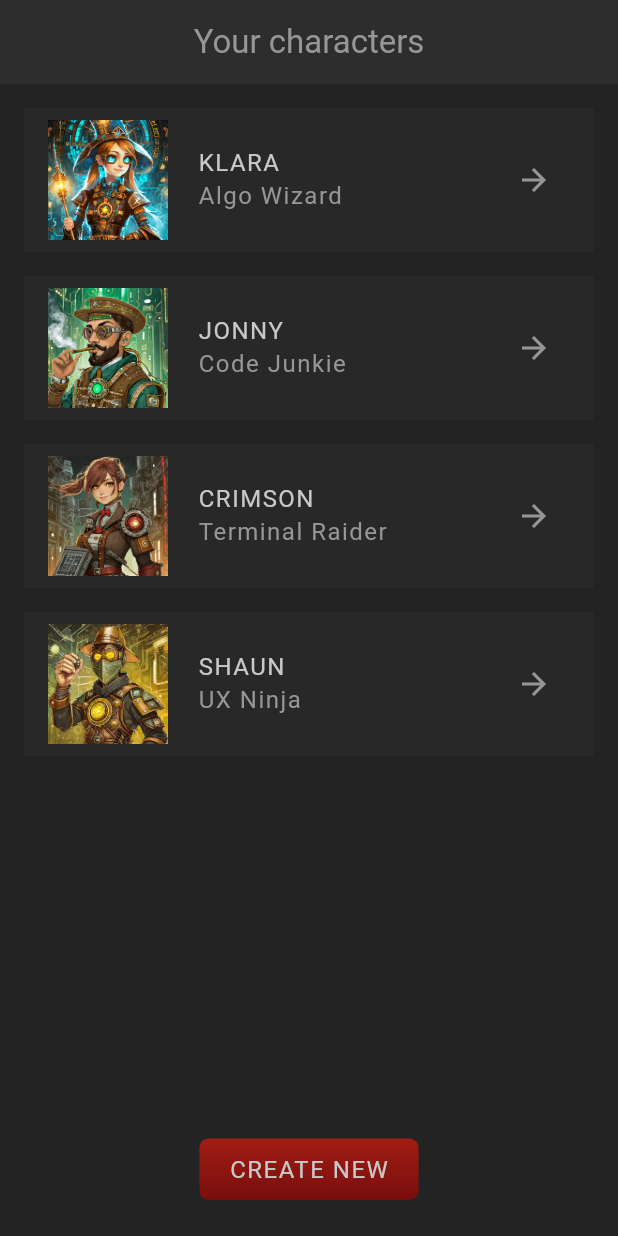
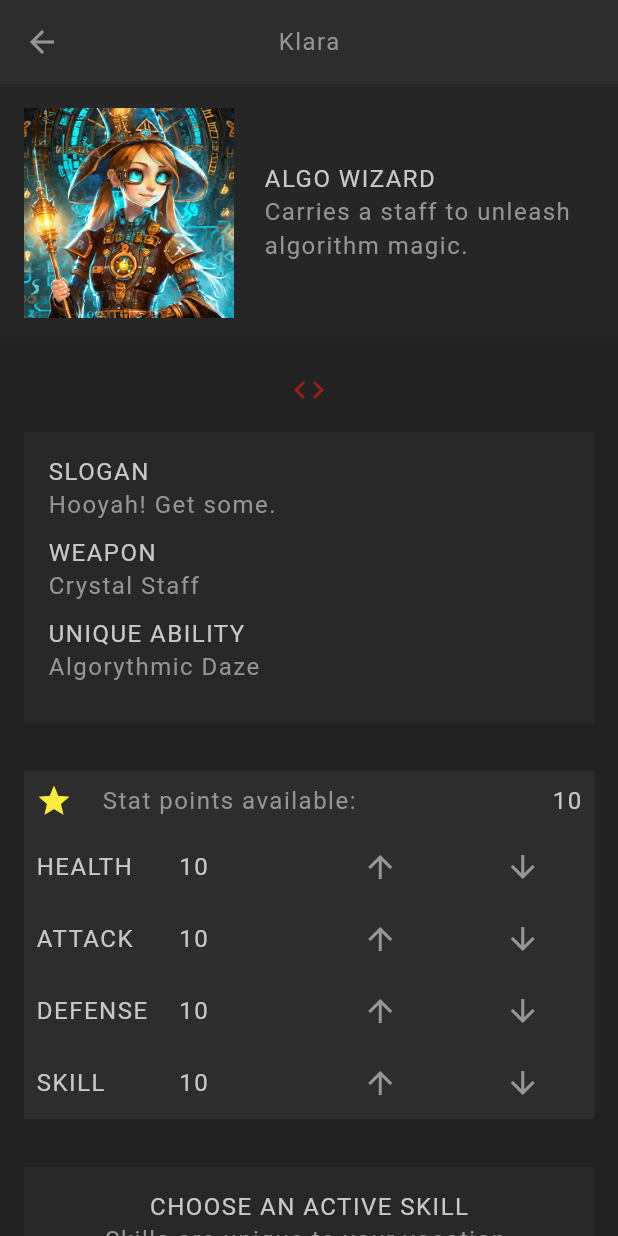
Before and after one commit to jwhubert91/flutter_rpg, a Flutter app: the screen it shows after launch, after a tap on the "arrow forward" icon, on a phone screen of 412 x 824 dp. Run offline on Flutter 3.47's test engine with Material 3 defaults, Android fonts, the phone set to English and light mode, and no system bars; our stand-ins replace google_fonts; Roboto replaces fonts that are missing (Kanit).

Commit message:
add stats and profile screen

```diff
--- a/lib/models/stats.dart
+++ b/lib/models/stats.dart
@@ -38,25 +38,23 @@ mixin Stats {
       if (stat == "skill") {
         _skill++;
       }
+      _points--;
     }
   }
 
   void decreaseStat(String stat) {
     if (stat == "health" && _health > 5) {
       _health--;
-      _points++;
     }
     if (stat == "attack" && _attack > 5) {
       _attack--;
-      _points++;
     }
     if (stat == "defense" && _defense > 5) {
       _defense--;
-      _points++;
     }
     if (stat == "skill" && _skill > 5) {
       _skill--;
-      _points++;
     }
+    _points++;
   }
 }
--- a/lib/screens/home/character_card.dart
+++ b/lib/screens/home/character_card.dart
@@ -1,5 +1,6 @@
 import 'package:flutter/material.dart';
 import 'package:flutter_rpg/models/character.dart';
+import 'package:flutter_rpg/screens/profile/profile.dart';
 import 'package:flutter_rpg/shared/styled_text.dart';
 import 'package:flutter_rpg/theme.dart';
 
@@ -31,7 +32,12 @@ class CharacterCard extends StatelessWidget {
             child: SizedBox(),
           ),
           IconButton(
-              onPressed: () {},
+              onPressed: () {
+                Navigator.push(
+                    context,
+                    MaterialPageRoute(
+                        builder: (context2) => Profile(character: character)));
+              },
               icon: Icon(Icons.arrow_forward, color: AppColors.textColor))
         ],
       ),
--- /dev/null
+++ b/lib/screens/profile/profile.dart
@@ -0,0 +1,93 @@
+// packages
+import 'package:flutter/material.dart';
+import 'package:flutter/widgets.dart';
+import 'package:flutter_rpg/screens/profile/skill_list.dart';
+import 'package:flutter_rpg/screens/profile/stats_table.dart';
+
+// widgets
+import 'package:flutter_rpg/shared/styled_text.dart';
+
+// models
+import 'package:flutter_rpg/models/character.dart';
+import 'package:flutter_rpg/theme.dart';
+
+class Profile extends StatelessWidget {
+  const Profile({super.key, required this.character});
+
+  final Character character;
+
+  @override
+  Widget build(BuildContext context) {
+    return Scaffold(
+      appBar: AppBar(title: StyledText(character.name)),
+      body: SingleChildScrollView(
+          child: Column(
+        crossAxisAlignment: CrossAxisAlignment.center,
+        children: [
+          // basic info - image, vocation, description
+          Container(
+              padding: const EdgeInsets.all(16),
+              color: AppColors.secondaryColor.withOpacity(0.3),
+              child: Row(
+                children: [
+                  Image.asset(
+                      "assets/img/vocations/${character.vocation.image}",
+                      height: 140,
+                      width: 140),
+                  const SizedBox(width: 20),
+                  Expanded(
+                    child: Column(
+                      crossAxisAlignment: CrossAxisAlignment.start,
+                      children: [
+                        StyledHeading(character.vocation.title),
+                        StyledText(character.vocation.description),
+                      ],
+                    ),
+                  ),
+                ],
+              )),
+
+          // weapon and ability
+          const SizedBox(height: 20),
+          Center(child: Icon(Icons.code, color: AppColors.primaryColor)),
+          Padding(
+            padding: const EdgeInsets.all(16),
+            child: Container(
+              width: double.infinity,
+              padding: const EdgeInsets.all(16),
+              color: AppColors.secondaryColor.withOpacity(0.5),
+              child: Column(
+                crossAxisAlignment: CrossAxisAlignment.start,
+                children: [
+                  const StyledHeading('Slogan'),
+                  StyledText(character.slogan),
+                  const SizedBox(
+                    height: 10,
+                  ),
+                  const StyledHeading('Weapon'),
+                  StyledText(character.vocation.weapon),
+                  const SizedBox(
+                    height: 10,
+                  ),
+                  const StyledHeading('Unique Ability'),
+                  StyledText(character.vocation.ability),
+                  const SizedBox(
+                    height: 10,
+                  ),
+                ],
+              ),
+            ),
+          ),
+          // stats and skills
+          Container(
+            alignment: Alignment.center,
+            child: Column(
+              children: [StatsTable(character), SkillList(character)],
+            ),
+          )
+          // save button
+        ],
+      )),
+    );
+  }
+}
--- /dev/null
+++ b/lib/screens/profile/skill_list.dart
@@ -0,0 +1,56 @@
+import 'package:flutter/material.dart';
+import 'package:flutter_rpg/models/character.dart';
+import 'package:flutter_rpg/models/skill.dart';
+import 'package:flutter_rpg/shared/styled_text.dart';
+import 'package:flutter_rpg/theme.dart';
+
+class SkillList extends StatefulWidget {
+  const SkillList(this.character, {super.key});
+
+  final Character character;
+
+  @override
+  State<SkillList> createState() => _SkillListState();
+}
+
+class _SkillListState extends State<SkillList> {
+  late List<Skill> availableSkills;
+
+  @override
+  void initState() {
+    // remember iterables must be converted to lists to be used in a widget
+    availableSkills = allSkills.where((skill) {
+      return skill.vocation == widget.character.vocation;
+    }).toList();
+    super.initState();
+  }
+
+  @override
+  Widget build(BuildContext context) {
+    return Padding(
+      padding: const EdgeInsets.all(16),
+      child: Container(
+        padding: const EdgeInsets.all(16),
+        color: AppColors.secondaryColor.withOpacity(0.5),
+        child: Column(
+          children: [
+            const StyledHeading("Choose an active skill"),
+            const StyledText("Skills are unique to your vocation."),
+            const SizedBox(height: 20),
+            Row(
+              children: availableSkills.map((skill) {
+                return Container(
+                  margin: const EdgeInsets.all(5),
+                  padding: const EdgeInsets.all(2),
+                  child: Image.asset("assets/img/skills/${skill.image}",
+                      width: 70),
+                );
+              }).toList(),
+            ),
+            const SizedBox(height: 10),
+          ],
+        ),
+      ),
+    );
+  }
+}
--- /dev/null
+++ b/lib/screens/profile/stats_table.dart
@@ -0,0 +1,92 @@
+import 'package:flutter/material.dart';
+import 'package:flutter/widgets.dart';
+
+// models
+import 'package:flutter_rpg/models/character.dart';
+import 'package:flutter_rpg/shared/styled_text.dart';
+import 'package:flutter_rpg/theme.dart';
+
+// stf = stateful widget shortut
+
+class StatsTable extends StatefulWidget {
+  const StatsTable(this.character, {super.key});
+
+  final Character character;
+
+  @override
+  State<StatsTable> createState() => _StatsTableState();
+}
+
+class _StatsTableState extends State<StatsTable> {
+  @override
+  Widget build(BuildContext context) {
+    return Padding(
+      padding: const EdgeInsets.all(16),
+      child: Column(
+        children: [
+          // available points
+          Container(
+            color: AppColors.secondaryColor,
+            padding: const EdgeInsets.all(8),
+            child: Row(
+              children: [
+                Icon(Icons.star,
+                    color: widget.character.points > 0
+                        ? Colors.yellow
+                        : Colors.grey),
+                const SizedBox(width: 20),
+                const StyledText('Stat points available: '),
+                const Expanded(child: SizedBox(width: 20)),
+                // use the widget variable to access the widget's passed-in arguments
+                StyledHeading(widget.character.points.toString()),
+              ],
+            ),
+          ),
+          // stats table
+          Table(
+            children: widget.character.statsAsFormattedList.map((stat) {
+              return TableRow(
+                  decoration: BoxDecoration(color: AppColors.secondaryColor),
+                  children: [
+                    // stat title
+                    TableCell(
+                        verticalAlignment: TableCellVerticalAlignment.middle,
+                        child: Padding(
+                          padding: const EdgeInsets.all(8),
+                          child: StyledHeading(stat['title']!),
+                        )),
+                    // stat value
+                    TableCell(
+                        verticalAlignment: TableCellVerticalAlignment.middle,
+                        child: Padding(
+                          padding: const EdgeInsets.all(8),
+                          child: StyledHeading(stat['value']!),
+                        )),
+                    TableCell(
+                        verticalAlignment: TableCellVerticalAlignment.middle,
+                        child: IconButton(
+                            onPressed: () {
+                              setState(() {
+                                widget.character.increaseStat(stat['title']!);
+                              });
+                            },
+                            icon: Icon(Icons.arrow_upward,
+                                color: AppColors.textColor))),
+                    TableCell(
+                        verticalAlignment: TableCellVerticalAlignment.middle,
+                        child: IconButton(
+                            onPressed: () {
+                              setState(() {
+                                widget.character.decreaseStat(stat['title']!);
+                              });
+                            },
+                            icon: Icon(Icons.arrow_downward,
+                                color: AppColors.textColor))),
+                  ]);
+            }).toList(),
+          ),
+        ],
+      ),
+    );
+  }
+}
```
